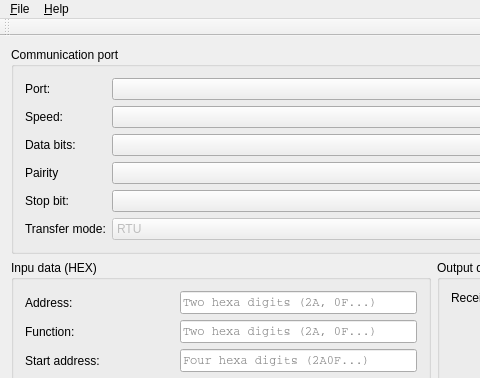
Above: mainwindow.ui from brumla/basicmodbus before the change; both pictures show x 0 to 480 and y 0 to 378 of the 800 by 611 pixel window. Below: the same form after it.
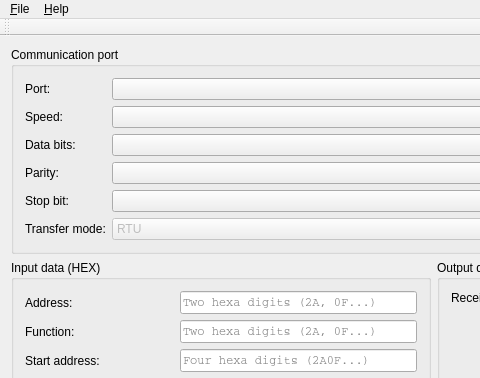
That is the form after the change.

Commit message: Typos corrected in the UI definition file

```diff
--- a/mainwindow.ui
+++ b/mainwindow.ui
@@ -26,7 +26,7 @@
       <item>
        <widget class="QGroupBox" name="groupBox">
         <property name="title">
-         <string>Inpu data (HEX)</string>
+         <string>Input data (HEX)</string>
         </property>
         <layout class="QGridLayout" name="gridLayout">
          <item row="1" column="0">
@@ -287,7 +287,7 @@
        <item row="4" column="0">
         <widget class="QLabel" name="label_10">
          <property name="text">
-          <string>Pairity</string>
+          <string>Parity:</string>
          </property>
         </widget>
        </item>
```
The commit also changes 3 other files.
